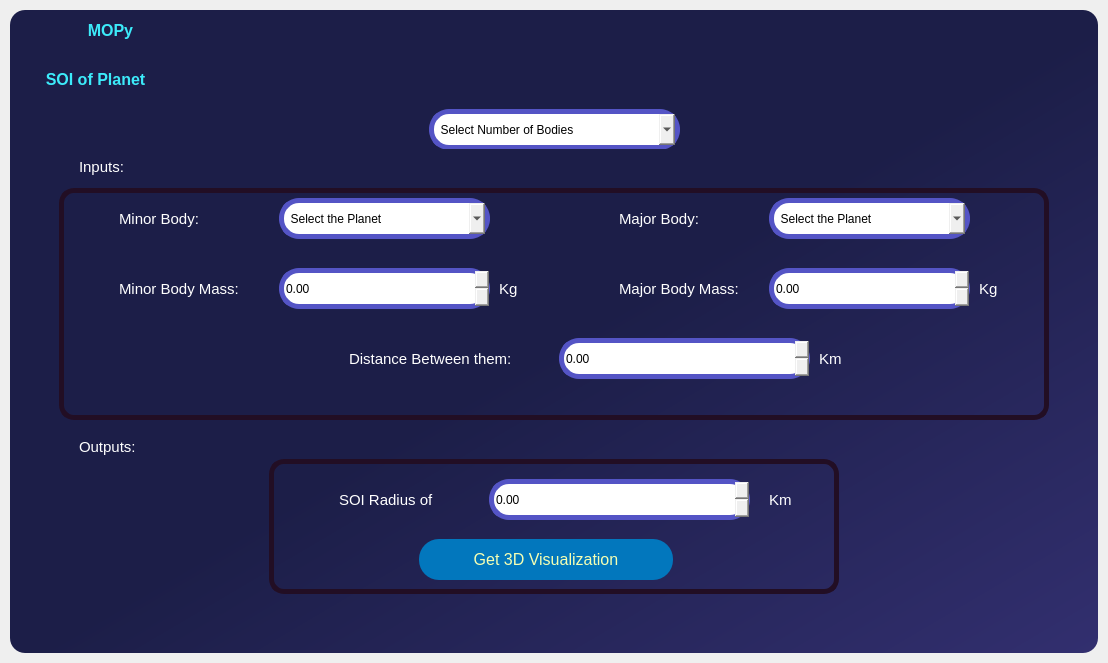
First picture: the form in UI_Functions/Home_Page.ui, repository Mechanics-of-Orbit/MOPy, before the edit.
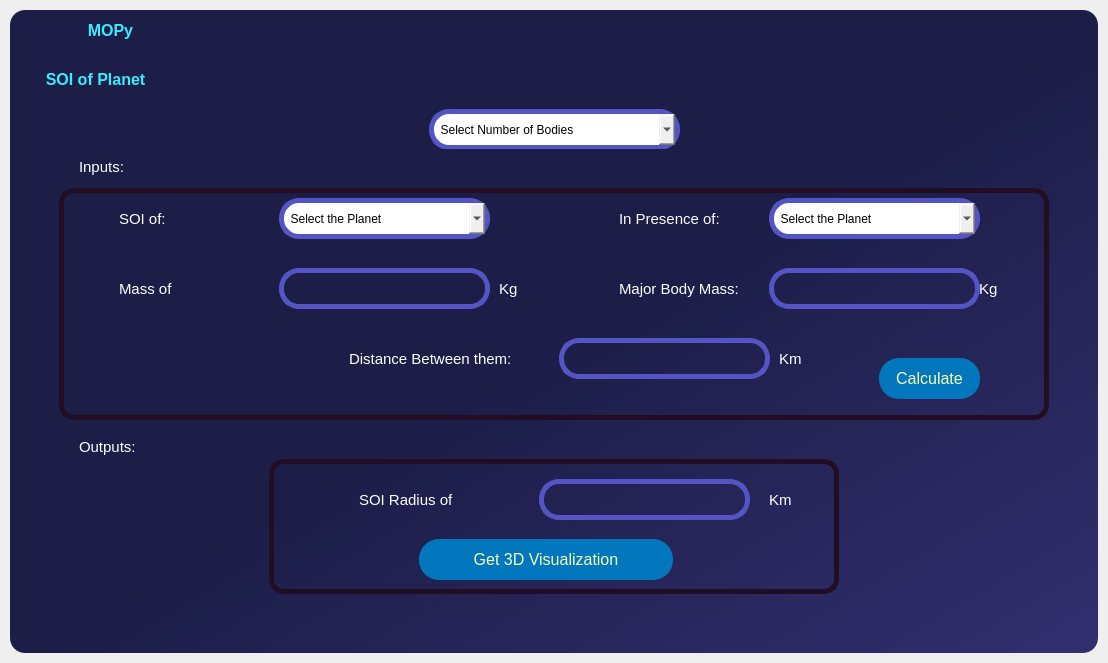
Second picture: the form after the edit. The open tabs and pages were chosen to show the change. Icons and pictures are not drawn.

Patch:
```diff
--- a/UI_Functions/Home_Page.ui
+++ b/UI_Functions/Home_Page.ui
@@ -2178,7 +2178,7 @@
 border:none;</string>
                        </property>
                        <property name="text">
-                        <string>Minor Body: </string>
+                        <string>SOI of:</string>
                        </property>
                       </widget>
                       <widget class="QLabel" name="label_10">
@@ -2200,7 +2200,7 @@
 border:none;</string>
                        </property>
                        <property name="text">
-                        <string>Minor Body Mass:</string>
+                        <string>Mass of </string>
                        </property>
                       </widget>
                       <widget class="QComboBox" name="comboBox_2">
@@ -2284,64 +2284,6 @@
                         </property>
                        </item>
                       </widget>
-                      <widget class="QDoubleSpinBox" name="doubleSpinBox">
-                       <property name="geometry">
-                        <rect>
-                         <x>220</x>
-                         <y>80</y>
-                         <width>211</width>
-                         <height>41</height>
-                        </rect>
-                       </property>
-                       <property name="styleSheet">
-                        <string notr="true">    /*spinbox lift style*/
-    QTimeEdit::up-button,QDoubleSpinBox::up-button,QSpinBox::up-button {subcontrol-origin:border;
-        subcontrol-position:right;
-        image: url(GUI-test/Resources/right_arrow.svg);
-        width: 12px;
-        height: 20px;  
-		
-		
-	 
-		
-    }
-
- 
-    QTimeEdit::down-button,QDoubleSpinBox::down-button,QSpinBox::down-button {subcontrol-origin:border;
-        subcontrol-position:left;
-        image: url(GUI-test/Resources/left_arrow.svg);
-        width: 12px;
-        height: 20px;
-    }
-     /*Button press style*/
-    QTimeEdit::up-button:pressed,QDoubleSpinBox::up-button:pressed,QSpinBox::up-button:pressed{subcontrol-origin:border;
-        subcontrol-position:right;
-        image: url(:/ico/pushed_right.png);
-        width: 12px;
-        height: 20px;       
-    }
-      
-QTimeEdit::down-button:pressed,QDoubleSpinBox::down-button:pressed,QSpinBox::down-button:pressed,QSpinBox::down-button:pressed{
-        subcontrol-position:left;
-        image: url(:/ico/pushed_left.png);
-        width: 12px;
-        height: 20px;
-    }
-
-QDoubleSpinBox{
-	
-	border: 5px solid rgb(84, 84, 197);
-	font: 12pt &quot;Arial&quot;;
-	border-radius: 20px;}
-
-
-QDoubleSpinBox:hover{
-	border: 4px solid rgb(2, 119, 189);
-
-
-}</string>
-                       </property>
-                      </widget>
                       <widget class="QLabel" name="label_14">
                        <property name="geometry">
                         <rect>
@@ -2364,64 +2306,6 @@
                         <string>Distance Between them:</string>
                        </property>
                       </widget>
-                      <widget class="QDoubleSpinBox" name="doubleSpinBox_3">
-                       <property name="geometry">
-                        <rect>
-                         <x>710</x>
-                         <y>80</y>
-                         <width>201</width>
-                         <height>41</height>
-                        </rect>
-                       </property>
-                       <property name="styleSheet">
-                        <string notr="true">    /*spinbox lift style*/
-    QTimeEdit::up-button,QDoubleSpinBox::up-button,QSpinBox::up-button {subcontrol-origin:border;
-        subcontrol-position:right;
-        image: url(GUI-test/Resources/right_arrow.svg);
-        width: 12px;
-        height: 20px;  
-		
-		
-	 
-		
-    }
-
- 
-    QTimeEdit::down-button,QDoubleSpinBox::down-button,QSpinBox::down-button {subcontrol-origin:border;
-        subcontrol-position:left;
-        image: url(GUI-test/Resources/left_arrow.svg);
-        width: 12px;
-        height: 20px;
-    }
-     /*Button press style*/
-    QTimeEdit::up-button:pressed,QDoubleSpinBox::up-button:pressed,QSpinBox::up-button:pressed{subcontrol-origin:border;
-        subcontrol-position:right;
-        image: url(:/ico/pushed_right.png);
-        width: 12px;
-        height: 20px;       
-    }
-      
-QTimeEdit::down-button:pressed,QDoubleSpinBox::down-button:pressed,QSpinBox::down-button:pressed,QSpinBox::down-button:pressed{
-        subcontrol-position:left;
-        image: url(:/ico/pushed_left.png);
-        width: 12px;
-        height: 20px;
-    }
-
-QDoubleSpinBox{
-	
-	border: 5px solid rgb(84, 84, 197);
-	font: 12pt &quot;Arial&quot;;
-	border-radius: 20px;}
-
-
-QDoubleSpinBox:hover{
-	border: 4px solid rgb(2, 119, 189);
-
-
-}</string>
-                       </property>
-                      </widget>
                       <widget class="QLabel" name="label_11">
                        <property name="geometry">
                         <rect>
@@ -2463,7 +2347,7 @@
 color: white;</string>
                        </property>
                        <property name="text">
-                        <string>Major Body:</string>
+                        <string>In Presence of:</string>
                        </property>
                       </widget>
                       <widget class="QLabel" name="label_12">
@@ -2488,70 +2372,12 @@
                         <string>Major Body Mass:</string>
                        </property>
                       </widget>
-                      <widget class="QDoubleSpinBox" name="doubleSpinBox_2">
-                       <property name="geometry">
-                        <rect>
-                         <x>500</x>
-                         <y>150</y>
-                         <width>251</width>
-                         <height>41</height>
-                        </rect>
-                       </property>
-                       <property name="styleSheet">
-                        <string notr="true">    /*spinbox lift style*/
-    QTimeEdit::up-button,QDoubleSpinBox::up-button,QSpinBox::up-button {subcontrol-origin:border;
-        subcontrol-position:right;
-        image: url(GUI-test/Resources/right_arrow.svg);
-        width: 12px;
-        height: 20px;  
-		
-		
-	 
-		
-    }
-
- 
-    QTimeEdit::down-button,QDoubleSpinBox::down-button,QSpinBox::down-button {subcontrol-origin:border;
-        subcontrol-position:left;
-        image: url(GUI-test/Resources/left_arrow.svg);
-        width: 12px;
-        height: 20px;
-    }
-     /*Button press style*/
-    QTimeEdit::up-button:pressed,QDoubleSpinBox::up-button:pressed,QSpinBox::up-button:pressed{subcontrol-origin:border;
-        subcontrol-position:right;
-        image: url(:/ico/pushed_right.png);
-        width: 12px;
-        height: 20px;       
-    }
-      
-QTimeEdit::down-button:pressed,QDoubleSpinBox::down-button:pressed,QSpinBox::down-button:pressed,QSpinBox::down-button:pressed{
-        subcontrol-position:left;
-        image: url(:/ico/pushed_left.png);
-        width: 12px;
-        height: 20px;
-    }
-
-QDoubleSpinBox{
-	
-	border: 5px solid rgb(84, 84, 197);
-	font: 12pt &quot;Arial&quot;;
-	border-radius: 20px;}
-
-
-QDoubleSpinBox:hover{
-	border: 4px solid rgb(2, 119, 189);
-
-
-}</string>
-                       </property>
-                      </widget>
-                      <widget class="QComboBox" name="comboBox_3">
+                      <widget class="QComboBox" name="affect_planet_name">
                        <property name="geometry">
                         <rect>
                          <x>710</x>
                          <y>10</y>
-                         <width>201</width>
+                         <width>211</width>
                          <height>41</height>
                         </rect>
                        </property>
@@ -2657,7 +2483,7 @@
                       <widget class="QLabel" name="label_16">
                        <property name="geometry">
                         <rect>
-                         <x>760</x>
+                         <x>720</x>
                          <y>160</y>
                          <width>141</width>
                          <height>21</height>
@@ -2676,6 +2502,123 @@
                         <string>Km</string>
                        </property>
                       </widget>
+                      <widget class="QPushButton" name="soi_cal">
+                       <property name="geometry">
+                        <rect>
+                         <x>820</x>
+                         <y>170</y>
+                         <width>101</width>
+                         <height>41</height>
+                        </rect>
+                       </property>
+                       <property name="font">
+                        <font>
+                         <pointsize>12</pointsize>
+                        </font>
+                       </property>
+                       <property name="styleSheet">
+                        <string notr="true">QPushButton{
+	background-color:rgb(2, 119, 189);
+	color:rgb(245, 255, 179);
+	border-radius: 20px
+}
+
+QPushButton:hover{
+	
+	background-color: rgb(255, 170, 0);
+}</string>
+                       </property>
+                       <property name="text">
+                        <string>Calculate</string>
+                       </property>
+                      </widget>
+                      <widget class="QLabel" name="soi_mass">
+                       <property name="geometry">
+                        <rect>
+                         <x>220</x>
+                         <y>80</y>
+                         <width>211</width>
+                         <height>41</height>
+                        </rect>
+                       </property>
+                       <property name="styleSheet">
+                        <string notr="true">
+
+QLabel{
+	
+	border: 5px solid rgb(84, 84, 197);
+	font: 12pt &quot;Arial&quot;;
+	border-radius: 20px;}
+
+
+QLabel:hover{
+	border: 4px solid rgb(2, 119, 189);
+
+
+}</string>
+                       </property>
+                       <property name="text">
+                        <string/>
+                       </property>
+                      </widget>
+                      <widget class="QLabel" name="affect_mass">
+                       <property name="geometry">
+                        <rect>
+                         <x>710</x>
+                         <y>80</y>
+                         <width>211</width>
+                         <height>41</height>
+                        </rect>
+                       </property>
+                       <property name="styleSheet">
+                        <string notr="true">
+
+QLabel{
+	
+	border: 5px solid rgb(84, 84, 197);
+	font: 12pt &quot;Arial&quot;;
+	border-radius: 20px;}
+
+
+QLabel:hover{
+	border: 4px solid rgb(2, 119, 189);
+
+
+}</string>
+                       </property>
+                       <property name="text">
+                        <string/>
+                       </property>
+                      </widget>
+                      <widget class="QLabel" name="label_21">
+                       <property name="geometry">
+                        <rect>
+                         <x>500</x>
+                         <y>150</y>
+                         <width>211</width>
+                         <height>41</height>
+                        </rect>
+                       </property>
+                       <property name="styleSheet">
+                        <string notr="true">
+
+QLabel{
+	
+	border: 5px solid rgb(84, 84, 197);
+	font: 12pt &quot;Arial&quot;;
+	border-radius: 20px;}
+
+
+QLabel:hover{
+	border: 4px solid rgb(2, 119, 189);
+
+
+}</string>
+                       </property>
+                       <property name="text">
+                        <string/>
+                       </property>
+                      </widget>
                      </widget>
                     </item>
                    </layout>
@@ -2797,64 +2740,6 @@
                         <string>Get 3D Visualization</string>
                        </property>
                       </widget>
-                      <widget class="QDoubleSpinBox" name="doubleSpinBox_4">
-                       <property name="geometry">
-                        <rect>
-                         <x>220</x>
-                         <y>20</y>
-                         <width>261</width>
-                         <height>41</height>
-                        </rect>
-                       </property>
-                       <property name="styleSheet">
-                        <string notr="true">    /*spinbox lift style*/
-    QTimeEdit::up-button,QDoubleSpinBox::up-button,QSpinBox::up-button {subcontrol-origin:border;
-        subcontrol-position:right;
-        image: url(GUI-test/Resources/right_arrow.svg);
-        width: 12px;
-        height: 20px;  
-		
-		
-	 
-		
-    }
-
- 
-    QTimeEdit::down-button,QDoubleSpinBox::down-button,QSpinBox::down-button {subcontrol-origin:border;
-        subcontrol-position:left;
-        image: url(GUI-test/Resources/left_arrow.svg);
-        width: 12px;
-        height: 20px;
-    }
-     /*Button press style*/
-    QTimeEdit::up-button:pressed,QDoubleSpinBox::up-button:pressed,QSpinBox::up-button:pressed{subcontrol-origin:border;
-        subcontrol-position:right;
-        image: url(:/ico/pushed_right.png);
-        width: 12px;
-        height: 20px;       
-    }
-      
-QTimeEdit::down-button:pressed,QDoubleSpinBox::down-button:pressed,QSpinBox::down-button:pressed,QSpinBox::down-button:pressed{
-        subcontrol-position:left;
-        image: url(:/ico/pushed_left.png);
-        width: 12px;
-        height: 20px;
-    }
-
-QDoubleSpinBox{
-	
-	border: 5px solid rgb(84, 84, 197);
-	font: 12pt &quot;Arial&quot;;
-	border-radius: 20px;}
-
-
-QDoubleSpinBox:hover{
-	border: 4px solid rgb(2, 119, 189);
-
-
-}</string>
-                       </property>
-                      </widget>
                       <widget class="QLabel" name="label_17">
                        <property name="geometry">
                         <rect>
@@ -2880,7 +2765,7 @@
                       <widget class="QLabel" name="label_18">
                        <property name="geometry">
                         <rect>
-                         <x>70</x>
+                         <x>90</x>
                          <y>30</y>
                          <width>131</width>
                          <height>21</height>
@@ -2899,6 +2784,35 @@
                         <string>SOI Radius of</string>
                        </property>
                       </widget>
+                      <widget class="QLabel" name="label_22">
+                       <property name="geometry">
+                        <rect>
+                         <x>270</x>
+                         <y>20</y>
+                         <width>211</width>
+                         <height>41</height>
+                        </rect>
+                       </property>
+                       <property name="styleSheet">
+                        <string notr="true">
+
+QLabel{
+	
+	border: 5px solid rgb(84, 84, 197);
+	font: 12pt &quot;Arial&quot;;
+	border-radius: 20px;}
+
+
+QLabel:hover{
+	border: 4px solid rgb(2, 119, 189);
+
+
+}</string>
+                       </property>
+                       <property name="text">
+                        <string/>
+                       </property>
+                      </widget>
                      </widget>
                     </item>
                    </layout>
```
Left out of the diff: 4 changed lines with no effect on the pictures.
